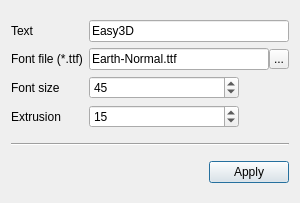
LiangliangNan/Easy3D, file applications/Mapple/dialogs/dialog_surface_mesh_from_text.ui: the form before one commit.
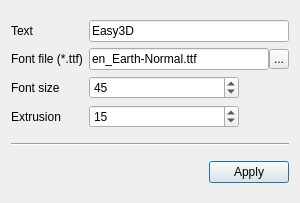
The form after the commit.

Patch:
```diff
--- a/applications/Mapple/dialogs/dialog_surface_mesh_from_text.ui
+++ b/applications/Mapple/dialogs/dialog_surface_mesh_from_text.ui
@@ -66,7 +66,7 @@
           <string>The image file of the texture</string>
          </property>
          <property name="text">
-          <string>Earth-Normal.ttf</string>
+          <string>en_Earth-Normal.ttf</string>
          </property>
          <property name="alignment">
           <set>Qt::AlignLeading|Qt::AlignLeft|Qt::AlignVCenter</set>
```
